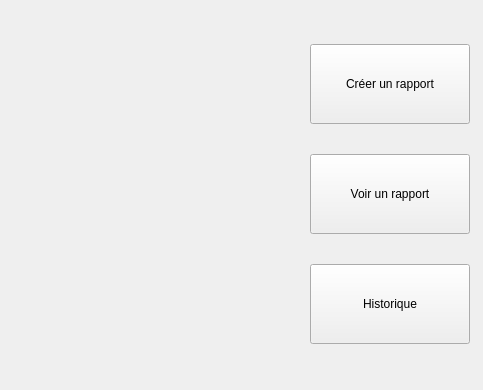
Above: front/ui/new_index.ui from FabioF9/GSB-AppliVisiteur before the change. Below: the same form after it.
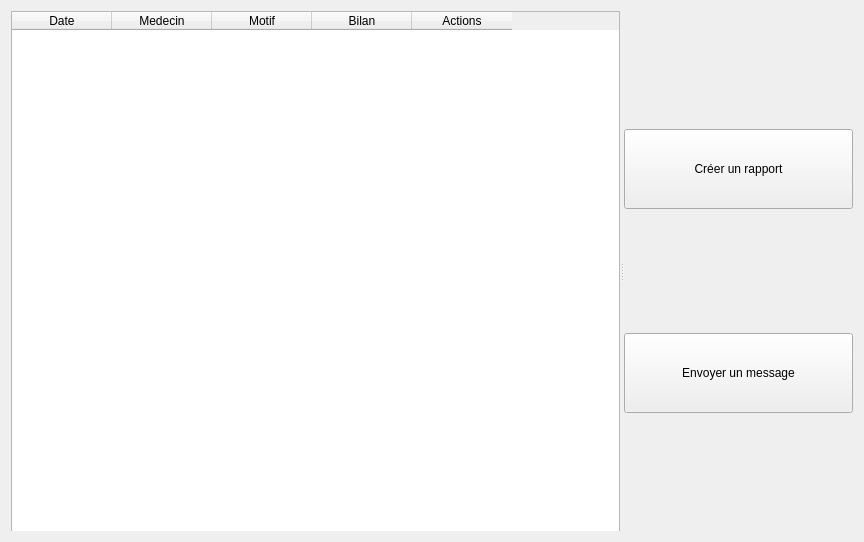
That is the form after the change.

```diff
--- a/front/ui/new_index.ui
+++ b/front/ui/new_index.ui
@@ -6,28 +6,71 @@
    <rect>
     <x>0</x>
     <y>0</y>
-    <width>483</width>
-    <height>390</height>
+    <width>864</width>
+    <height>542</height>
    </rect>
   </property>
+  <property name="minimumSize">
+   <size>
+    <width>864</width>
+    <height>542</height>
+   </size>
+  </property>
   <property name="windowTitle">
    <string>Form</string>
   </property>
+  <layout class="QGridLayout" name="gridLayout">
+   <item row="0" column="0">
+    <widget class="QSplitter" name="splitter">
+     <property name="minimumSize">
+      <size>
+       <width>577</width>
+       <height>396</height>
+      </size>
+     </property>
+     <property name="orientation">
+      <enum>Qt::Horizontal</enum>
+     </property>
+     <widget class="QTableWidget" name="index_tableau_rapports">
+      <property name="minimumSize">
+       <size>
+        <width>609</width>
+        <height>558</height>
+       </size>
+      </property>
+      <column>
+       <property name="text">
+        <string>Date</string>
+       </property>
+      </column>
+      <column>
+       <property name="text">
+        <string>Medecin</string>
+       </property>
+      </column>
+      <column>
+       <property name="text">
+        <string>Motif</string>
+       </property>
+      </column>
+      <column>
+       <property name="text">
+        <string>Bilan</string>
+       </property>
+      </column>
+      <column>
+       <property name="text">
+        <string>Actions</string>
+       </property>
+      </column>
+     </widget>
   <widget class="QWidget" name="verticalLayoutWidget">
-   <property name="geometry">
-    <rect>
-     <x>310</x>
-     <y>20</y>
-     <width>160</width>
-     <height>351</height>
-    </rect>
-   </property>
    <layout class="QVBoxLayout" name="verticalLayout">
     <item>
      <widget class="QPushButton" name="pushButton_3">
       <property name="minimumSize">
        <size>
-        <width>0</width>
+           <width>150</width>
         <height>80</height>
        </size>
       </property>
@@ -40,30 +83,20 @@
      <widget class="QPushButton" name="pushButton_2">
       <property name="minimumSize">
        <size>
-        <width>0</width>
+           <width>150</width>
         <height>80</height>
        </size>
       </property>
       <property name="text">
-       <string>Voir un rapport</string>
+          <string>Envoyer un message</string>
       </property>
      </widget>
     </item>
-    <item>
-     <widget class="QPushButton" name="pushButton">
-      <property name="minimumSize">
-       <size>
-        <width>0</width>
-        <height>80</height>
-       </size>
-      </property>
-      <property name="text">
-       <string>Historique</string>
-      </property>
+      </layout>
      </widget>
-    </item>
-   </layout>
-  </widget>
+    </widget>
+   </item>
+  </layout>
  </widget>
  <resources/>
  <connections/>
```
Left out of the diff: 4 changed lines with no effect on the pictures. Lines whose indentation alone changed are shown as unchanged.
